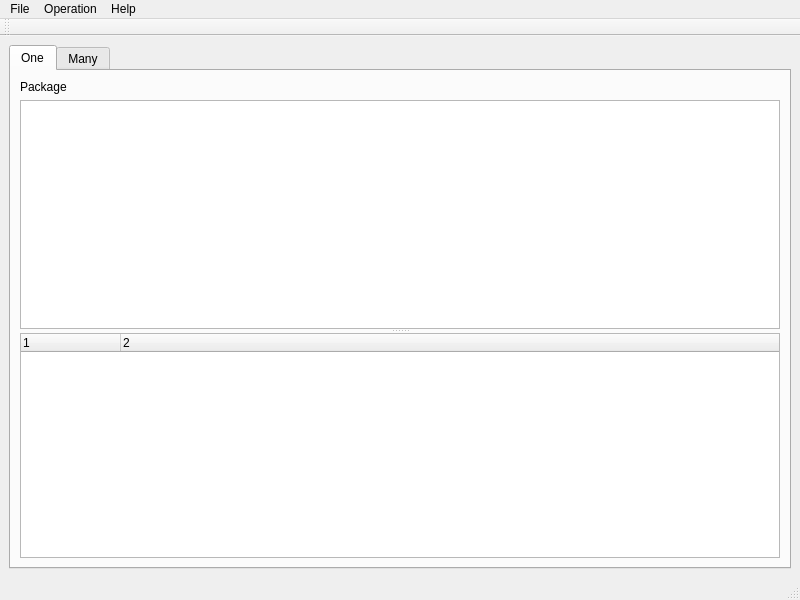
Qt form view/ui/main.ui (vtyshchenko/parser-dlms-packages) before a commit.
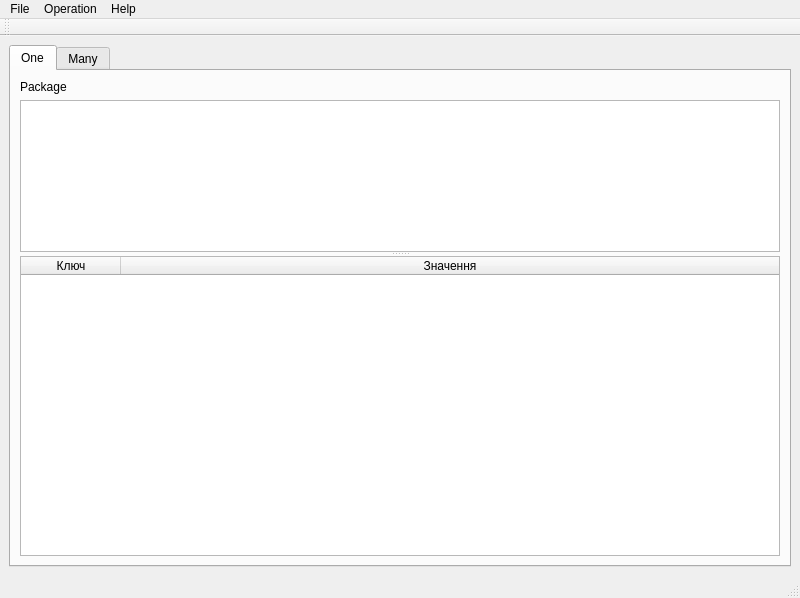
The same form after that commit. Icons and pictures are not drawn.

Commit message: added parse 1 package

Diff of the .ui file:
```diff
--- a/view/ui/main.ui
+++ b/view/ui/main.ui
@@ -7,7 +7,7 @@
     <x>0</x>
     <y>0</y>
     <width>800</width>
-    <height>600</height>
+    <height>595</height>
    </rect>
   </property>
   <property name="windowTitle">
@@ -40,11 +40,24 @@
              </widget>
             </item>
             <item>
-             <widget class="QTextEdit" name="txtedtPackage"/>
+             <widget class="QPlainTextEdit" name="plntxtedtPackage">
+              <property name="minimumSize">
+               <size>
+                <width>500</width>
+                <height>150</height>
+               </size>
+              </property>
+             </widget>
             </item>
            </layout>
           </widget>
-          <widget class="QTreeWidget" name="treeWidget">
+          <widget class="QTreeWidget" name="trwdtResult">
+           <property name="minimumSize">
+            <size>
+             <width>0</width>
+             <height>300</height>
+            </size>
+           </property>
            <property name="alternatingRowColors">
             <bool>true</bool>
            </property>
@@ -53,12 +66,18 @@
            </property>
            <column>
             <property name="text">
-             <string notr="true">1</string>
+             <string notr="true">Ключ</string>
+            </property>
+            <property name="textAlignment">
+             <set>AlignCenter</set>
             </property>
            </column>
            <column>
             <property name="text">
-             <string notr="true">2</string>
+             <string notr="true">Значення</string>
+            </property>
+            <property name="textAlignment">
+             <set>AlignCenter</set>
             </property>
            </column>
           </widget>
```
The commit also changes 3 other files.
